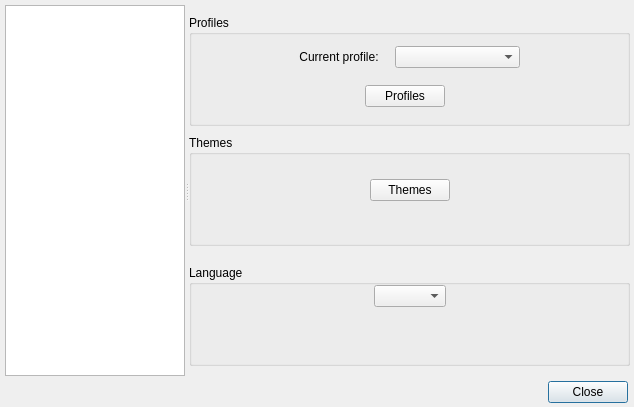
Qt form ui/options.ui (gitter-badger/simplechatclient) before a commit.
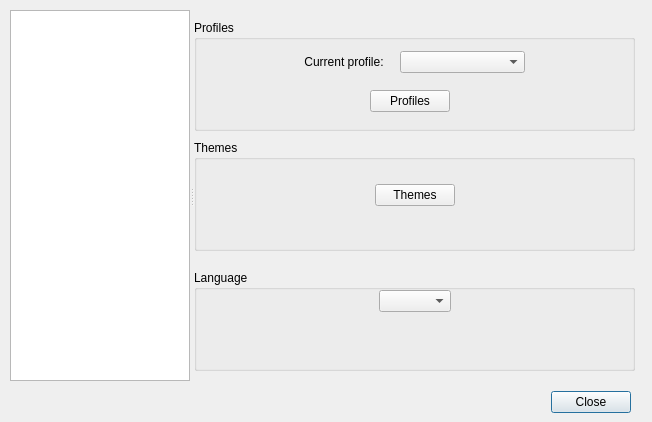
The same form after that commit. Icons and pictures are not drawn.

Diff of the .ui file:
```diff
--- a/ui/options.ui
+++ b/ui/options.ui
@@ -6,14 +6,20 @@
    <rect>
     <x>0</x>
     <y>0</y>
-    <width>634</width>
-    <height>407</height>
+    <width>652</width>
+    <height>422</height>
    </rect>
   </property>
   <property name="minimumSize">
    <size>
-    <width>634</width>
-    <height>407</height>
+    <width>652</width>
+    <height>422</height>
+   </size>
+  </property>
+  <property name="maximumSize">
+   <size>
+    <width>652</width>
+    <height>422</height>
    </size>
   </property>
   <property name="windowTitle">
@@ -26,8 +32,8 @@
   <widget class="QDialogButtonBox" name="buttonBox">
    <property name="geometry">
     <rect>
-     <x>7</x>
-     <y>380</y>
+     <x>10</x>
+     <y>390</y>
      <width>621</width>
      <height>25</height>
     </rect>
@@ -39,8 +45,8 @@
   <widget class="QSplitter" name="splitter">
    <property name="geometry">
     <rect>
-     <x>5</x>
-     <y>5</y>
+     <x>10</x>
+     <y>10</y>
      <width>631</width>
      <height>371</height>
     </rect>
```
